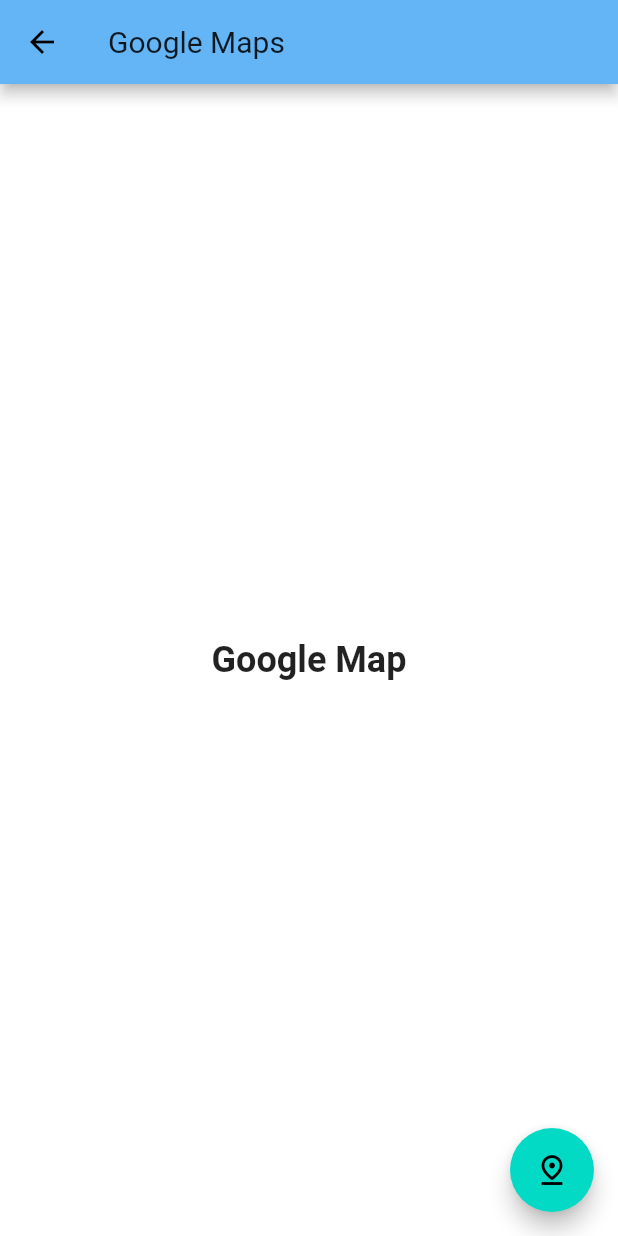
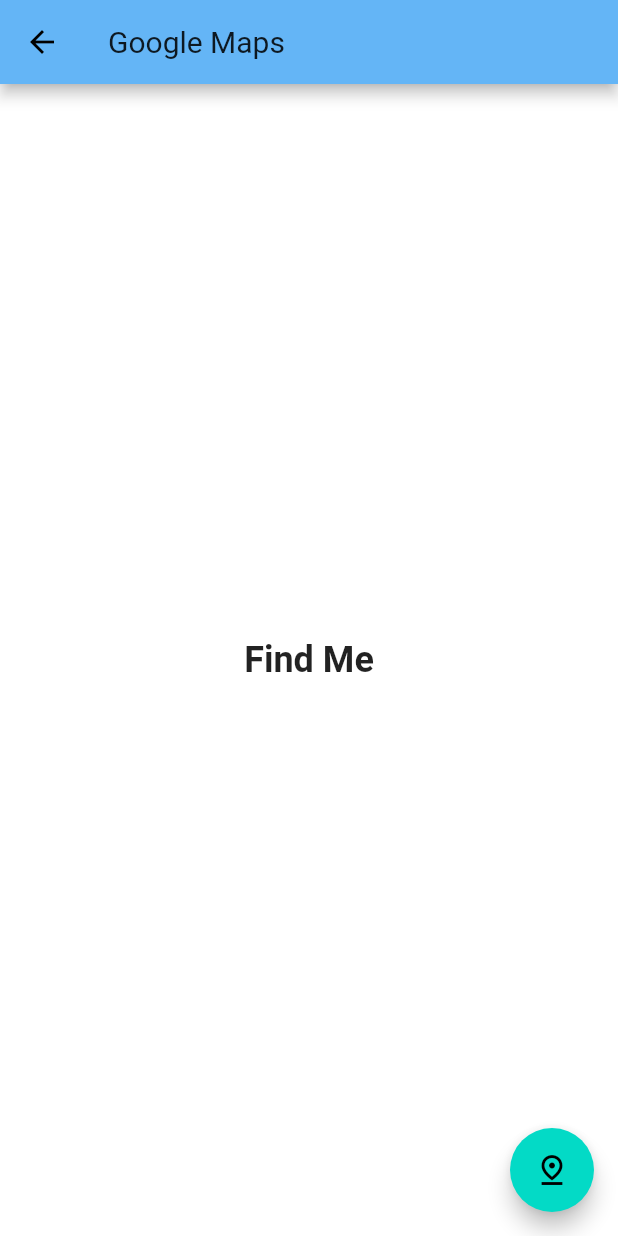
Before and after one commit to room2468/12-final-project-namsantech, a Flutter app: the Maps screen opened directly, on a phone screen of 412 x 824 dp. Run offline on Flutter 3.47's test engine with Material 2 defaults, Android fonts, the phone set to English and light mode, and no system bars; our stand-ins replace animated_theme_switcher, carousel_pro, cloud_firestore, firebase_auth, firebase_core, floor and 5 more; missing offline and left inert: dart:ffi; accounts and stored records are empty; statements that could not run were skipped.

Commit message:
Change Text

```diff
--- a/lib/pages/maps.dart
+++ b/lib/pages/maps.dart
@@ -26,7 +26,7 @@ class Maps extends StatelessWidget {
           mainAxisAlignment: MainAxisAlignment.center,
           children: <Widget>[
             Text(
-              'Google Map',
+              'Find Me',
               style: TextStyle(fontSize: 24, fontWeight: FontWeight.bold),
             )
           ],
```
